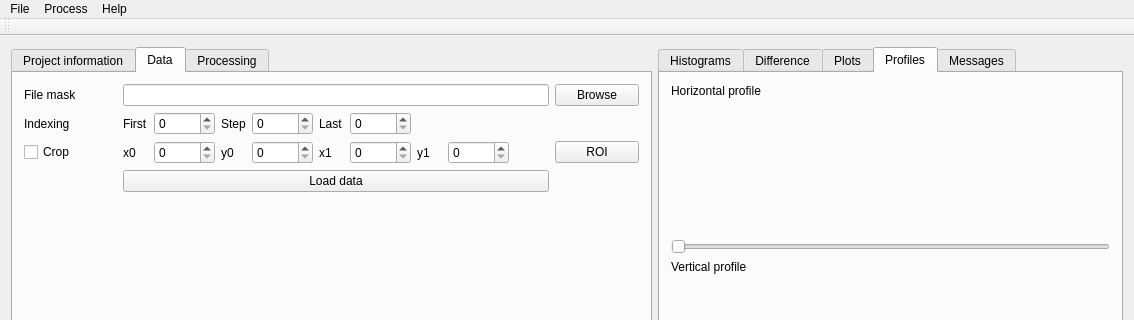
Old version of the form QtKipTool/src/kiptoolmainwindow.ui in the repository neutronimaging/imagingsuite; both pictures show x 0 to 1134 and y 0 to 320 of the 1134 by 785 pixel window.
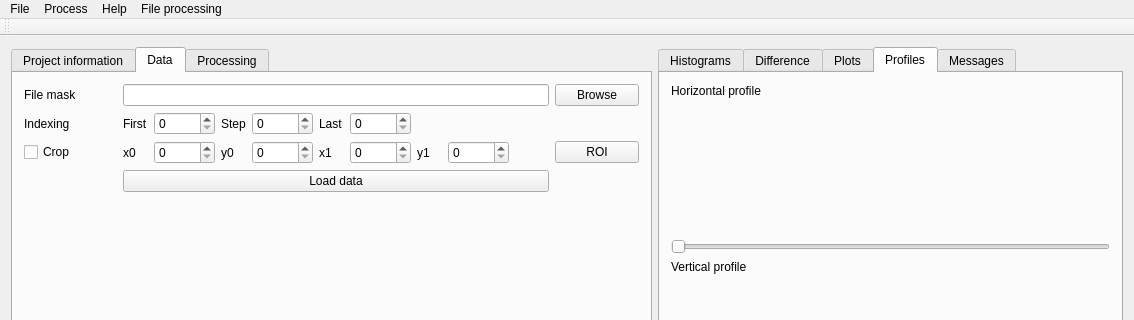
New version of the form. Custom widgets are drawn as their Qt base class.

Commit message: Added generic file conversion dialog from imaging tool.

Patch:
```diff
--- a/QtKipTool/src/kiptoolmainwindow.ui
+++ b/QtKipTool/src/kiptoolmainwindow.ui
@@ -776,7 +776,7 @@
      <x>0</x>
      <y>0</y>
      <width>1134</width>
-     <height>21</height>
+     <height>22</height>
     </rect>
    </property>
    <widget class="QMenu" name="menuFile">
@@ -803,9 +803,16 @@
     </property>
     <addaction name="actionAbout"/>
    </widget>
+   <widget class="QMenu" name="menuFile_processing">
+    <property name="title">
+     <string>File processing</string>
+    </property>
+    <addaction name="actionGeneric_file_conversion"/>
+   </widget>
    <addaction name="menuFile"/>
    <addaction name="menuProcess"/>
    <addaction name="menuHelp"/>
+   <addaction name="menuFile_processing"/>
   </widget>
   <widget class="QToolBar" name="mainToolBar">
    <attribute name="toolBarArea">
```
Left out of the diff: 5 changed lines with no effect on the pictures. The commit also changes 3 other files.
